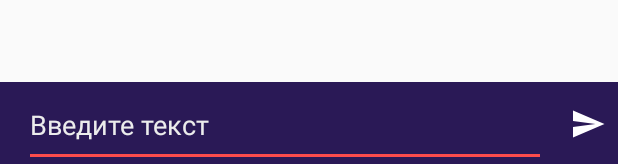
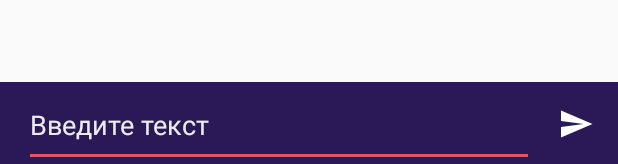
Before and after one commit to KatMisato/dev-intensive-2019, an Android app: the layout activity_main.xml on its own in the app's theme, with its tools: preview values and no code run, on a phone screen of 412 x 824 dp. Shown: the part 1069-1233 px from the top of the screen. Run offline under Robolectric (Android 15) with nearby library versions, the phone set to English and light mode, and no system bars.

Commit message:
fix margin

```diff
--- a/app/src/main/res/layout/activity_main.xml
+++ b/app/src/main/res/layout/activity_main.xml
@@ -50,7 +50,7 @@
             android:layout_width="@dimen/send_button_size"
             android:layout_height="@dimen/send_button_size"
             android:layout_gravity="center"
-            android:layout_marginEnd="@dimen/spacing_small_8"
+            android:layout_marginEnd="@dimen/spacing_normal_16"
             android:contentDescription="@null"
             android:src="@drawable/ic_send_black_24dp" />
     </LinearLayout>
```
